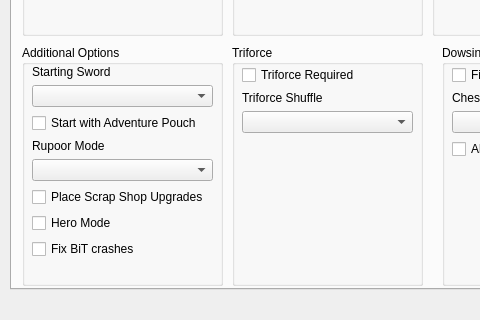
Above: gui/randogui.ui from ssrando/ssrando before the change; both pictures show x 0 to 480 and y 261 to 581 of the 1051 by 738 pixel window. Below: the same form after it.
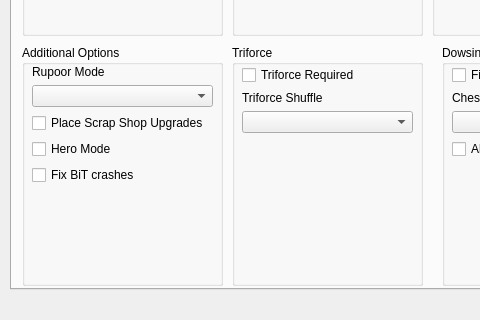
That is the form after the change. The open tabs and pages were chosen to show the change.

Commit message: Add support for starting items with counters

Patch:
```diff
--- a/gui/randogui.ui
+++ b/gui/randogui.ui
@@ -1325,27 +1325,6 @@
         </rect>
        </property>
        <layout class="QVBoxLayout" name="verticalLayout_15">
-        <item>
-         <layout class="QVBoxLayout" name="verticalLayout_28">
-          <item>
-           <widget class="QLabel" name="label_for_option_starting_sword">
-            <property name="text">
-             <string>Starting Sword</string>
-            </property>
-           </widget>
-          </item>
-          <item>
-           <widget class="QComboBox" name="option_starting_sword"/>
-          </item>
-         </layout>
-        </item>
-        <item>
-         <widget class="QCheckBox" name="option_start_pouch">
-          <property name="text">
-           <string>Start with Adventure Pouch</string>
-          </property>
-         </widget>
-        </item>
         <item>
          <layout class="QVBoxLayout" name="verticalLayout_16">
           <item>
@@ -1919,6 +1898,20 @@
          <property name="bottomMargin">
           <number>0</number>
          </property>
+         <item>
+          <layout class="QHBoxLayout" name="horizontalLayout_5">
+           <item>
+            <widget class="QLabel" name="label_for_option_starting_sword">
+             <property name="text">
+              <string>Starting Sword</string>
+             </property>
+            </widget>
+           </item>
+           <item>
+            <widget class="QComboBox" name="option_starting_sword"/>
+           </item>
+          </layout>
+         </item>
          <item>
           <widget class="QCheckBox" name="option_random_starting_item">
            <property name="sizePolicy">
```
The commit also changes 15 other files.
